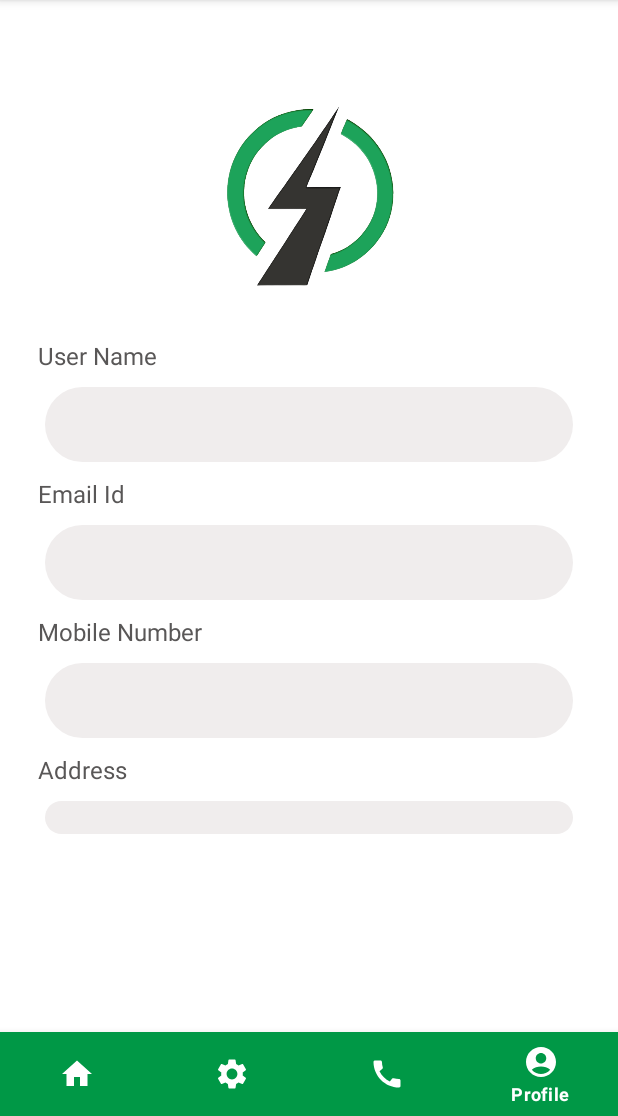
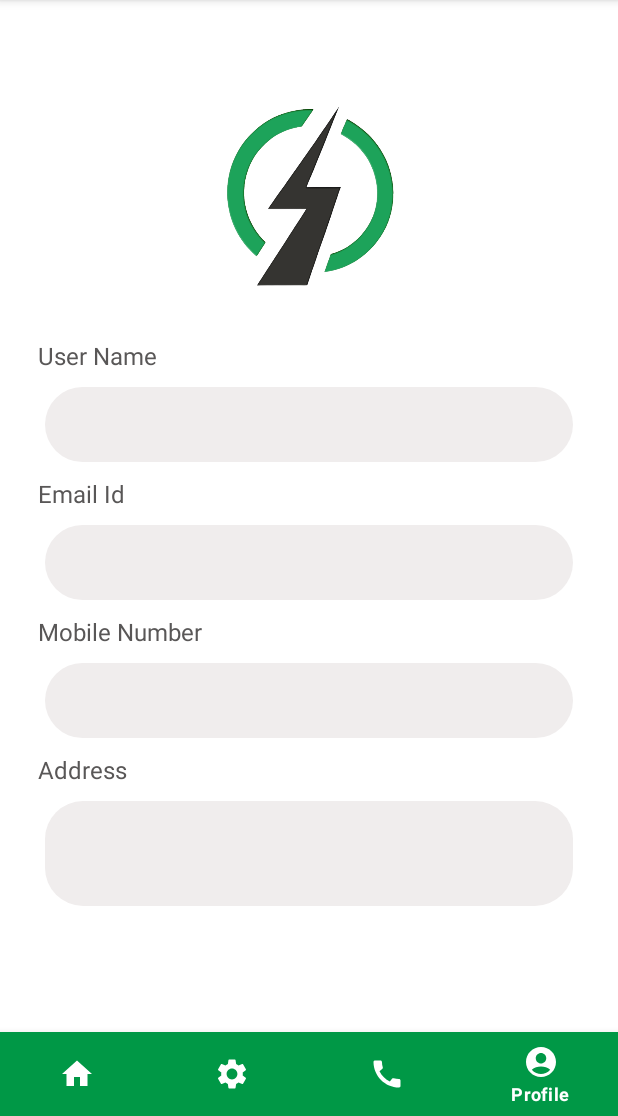
Before and after one commit to Pooja02508/Electric-Cycle, an Android app: the HomeFragment screen opened directly, with no data from a screen before it, item 4 of the bottom bar chosen, on a phone screen of 412 x 824 dp, the part 120-1236 px from its top. Run offline under Robolectric (Android 15) with nearby library versions, the phone set to English and light mode, and no system bars; our stand-ins replace Firebase (no records; nobody signed in at launch, a user with empty details on screens opened directly), navigation-ui.

Commit message:
Electric Cycle commit

```diff
--- a/app/build.gradle
+++ b/app/build.gradle
@@ -10,8 +10,8 @@ android {
         applicationId "electric.cycle"
         minSdk 30
         targetSdk 32
-        versionCode 4
-        versionName "4.0"
+        versionCode 5
+        versionName "5.0"
 
         testInstrumentationRunner "androidx.test.runner.AndroidJUnitRunner"
     }
--- a/app/src/main/java/electric/cycle/Fragments/HomeFragment.java
+++ b/app/src/main/java/electric/cycle/Fragments/HomeFragment.java
@@ -48,6 +48,8 @@ import electric.cycle.Activities.WebViewActivity;
 
 public class HomeFragment extends Fragment implements BikeAdapter.ItemClickListener{
 
+
+    String UserLocation;
     SharedPreferences sp;
     TextView loaction_text;
     FirebaseDatabase firebaseDatabase;
@@ -63,9 +65,13 @@ public class HomeFragment extends Fragment implements BikeAdapter.ItemClickListe
 
         sp = getActivity().getSharedPreferences("login",MODE_PRIVATE);
         String MobileNumber=sp.getString("Mobile",null);
+        String UserLocation=getActivity().getIntent().getStringExtra("UserLocation");
 
+        if(MobileNumber==null){
+            loaction_text.setText(""+UserLocation);
 
-
+        }
+        else{
             databaseReference.addValueEventListener(new ValueEventListener() {
                 @Override
                 public void onDataChange(@NonNull DataSnapshot snapshot) {
@@ -84,6 +90,7 @@ public class HomeFragment extends Fragment implements BikeAdapter.ItemClickListe
 
                 }
             });
+        }
 
 
         RecyclerView bikeRV = root.findViewById(R.id.bikeRV);
--- a/app/src/main/java/electric/cycle/Fragments/ProfileFragment.java
+++ b/app/src/main/java/electric/cycle/Fragments/ProfileFragment.java
@@ -58,7 +58,13 @@ public class ProfileFragment extends Fragment {
         user_city=root.findViewById(R.id.user_city);
         user_mobile=root.findViewById(R.id.user_mobile);
 
-
+        if(MobileNumber==null){
+            user_name.setText("");
+            user_mobile.setText("");
+            user_email.setText("");
+            user_city.setText("");
+        }
+        else{
             databaseReference.addValueEventListener(new ValueEventListener() {
                 @Override
                 public void onDataChange(@NonNull DataSnapshot snapshot) {
@@ -90,6 +96,9 @@ public class ProfileFragment extends Fragment {
 
                 }
             });
+        }
+
+
 
 
         return root;
--- a/app/src/main/res/layout/fragment_profile.xml
+++ b/app/src/main/res/layout/fragment_profile.xml
@@ -101,7 +101,7 @@
             <TextView
                 android:id="@+id/user_city"
                 android:layout_width="match_parent"
-                android:layout_height="wrap_content"
+                android:layout_height="70dp"
                 android:textSize="16dp"
                 android:layout_margin="10dp"
                 android:paddingLeft="15dp"
```
Lines whose indentation alone changed are shown as unchanged.
